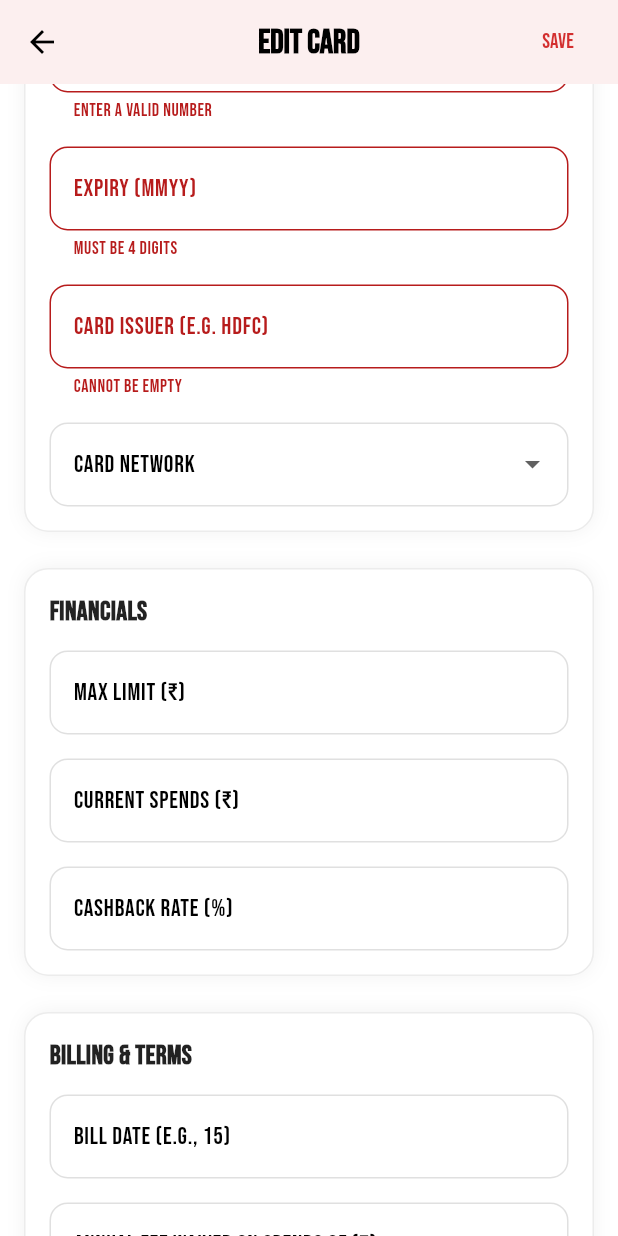
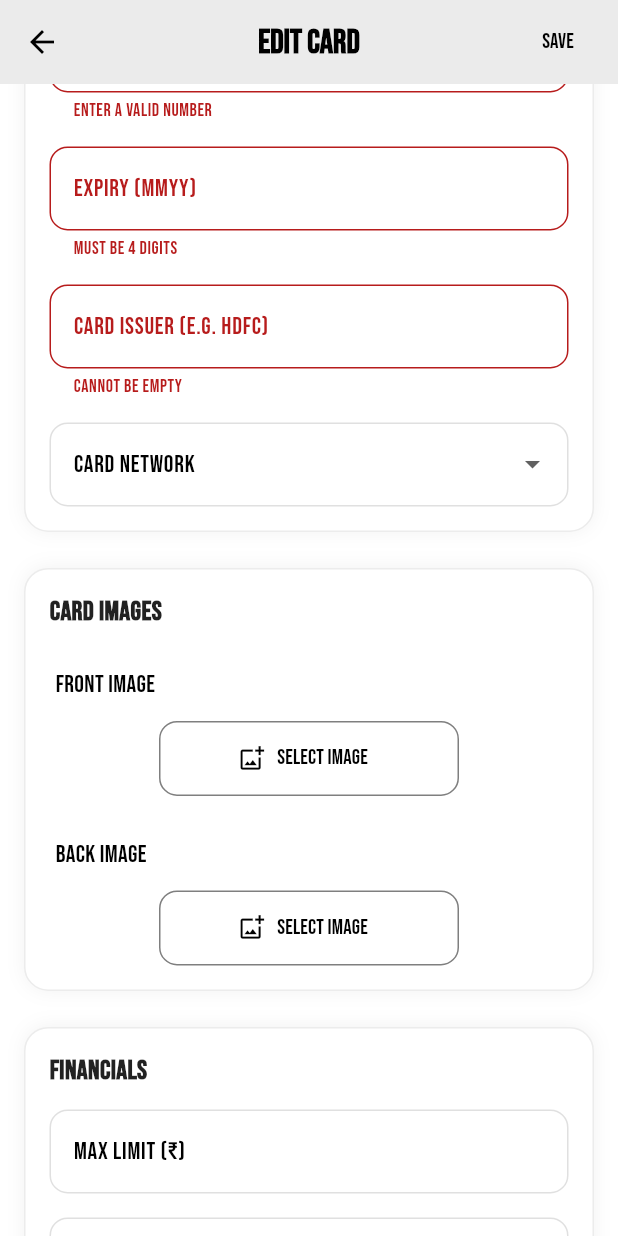
Before and after one commit to sidhant947/Wallet, a Flutter app: the WalletEditScreen screen opened directly with empty values, scrolled down 576 dp, after a tap on "SAVE", on a phone screen of 412 x 824 dp. Run offline on Flutter 3.47's test engine with Material 3 defaults, Android fonts, the phone set to English and light mode, and no system bars; our stand-ins replace barcode_widget, file_picker, image_picker, local_auth, lottie, percent_indicator and 2 more; missing offline and left inert: barcode_scan2; accounts and stored records are empty.

Commit message:
Update to 1.0.17+20

```diff
--- a/lib/main.dart
+++ b/lib/main.dart
@@ -8,7 +8,7 @@ import 'models/provider_helper.dart';
 import 'screens/homescreen.dart';
 import 'package:provider/provider.dart';
 // This is for testing Only
-import 'package:sqflite_common_ffi/sqflite_ffi.dart';
+// import 'package:sqflite_common_ffi/sqflite_ffi.dart';
 import 'dart:io' show Platform;
 
 void main() async {
@@ -16,7 +16,7 @@ void main() async {
   WidgetsFlutterBinding.ensureInitialized();
 
   // This is for testing Only
-  databaseFactory = databaseFactoryFfi;
+  // databaseFactory = databaseFactoryFfi;
 
   // Initialize providers and load saved preferences
   final themeProvider = ThemeProvider();
--- a/lib/models/dataentry.dart
+++ b/lib/models/dataentry.dart
@@ -316,7 +316,7 @@ class _CreditCardEntryFormState extends State<CreditCardEntryForm> {
         padding: const EdgeInsets.all(16.0),
         children: [
           GlassCreditCard(
-            isMasked: true,
+            isMasked: false,
             wallet: previewWallet,
             onCardTap: () {},
           ),
--- a/lib/models/theme_provider.dart
+++ b/lib/models/theme_provider.dart
@@ -36,18 +36,12 @@ class ThemeProvider with ChangeNotifier {
   Future<void> init() async {
     final prefs = await SharedPreferences.getInstance();
 
-    // Load saved theme preference, defaulting to 'system'
     final themeIndex =
         prefs.getInt(_themePreferenceKey) ?? ThemePreference.system.index;
     _themePreference = ThemePreference.values[themeIndex];
-
-    // Load font preference
     _useSystemFont = prefs.getBool(_fontKey) ?? false;
-
-    // Set the initial dark mode state based on preference
     _updateDarkModeState();
 
-    // Listen for changes in the system's theme
     var platformDispatcher = SchedulerBinding.instance.platformDispatcher;
     platformDispatcher.onPlatformBrightnessChanged = () {
       if (_themePreference == ThemePreference.system) {
@@ -55,38 +49,30 @@ class ThemeProvider with ChangeNotifier {
         notifyListeners();
       }
     };
-
     notifyListeners();
   }
 
-  // Helper method to set the internal _isDarkMode flag correctly
   void _updateDarkModeState() {
     if (_themePreference == ThemePreference.light) {
       _isDarkMode = false;
     } else if (_themePreference == ThemePreference.dark) {
       _isDarkMode = true;
     } else {
-      // When set to system, check the actual system brightness
       final brightness =
           SchedulerBinding.instance.platformDispatcher.platformBrightness;
       _isDarkMode = brightness == Brightness.dark;
     }
   }
 
-  // Sets the new theme preference and saves it
   Future<void> setThemePreference(ThemePreference preference) async {
     if (_themePreference == preference) return;
-
     _themePreference = preference;
     _updateDarkModeState();
-
     final prefs = await SharedPreferences.getInstance();
     await prefs.setInt(_themePreferenceKey, preference.index);
-
     notifyListeners();
   }
 
-  // Unchanged methods below...
   Future<void> toggleFont() async {
     _useSystemFont = !_useSystemFont;
     final prefs = await SharedPreferences.getInstance();
@@ -111,18 +97,15 @@ class ThemeProvider with ChangeNotifier {
       fontSize: fontSize,
       fontWeight: fontWeight,
       color:
-          color ??
-          (_isDarkMode
-              ? Colors.white.withAlpha(222) // 87% opacity
-              : Colors.black87),
+          color ?? (_isDarkMode ? Colors.white.withAlpha(222) : Colors.black87),
     );
   }
 
-  // --- NEW DARK THEME (PURE BLACK + WHITE ACCENT) ---
+  // --- PURE DARK THEME ---
   ThemeData get darkTheme => ThemeData(
     brightness: Brightness.dark,
     scaffoldBackgroundColor: Colors.black,
-    cardColor: Colors.black, // Cards will be distinguished by a border
+    cardColor: Colors.black,
     fontFamily: _useSystemFont ? null : 'Bebas',
     appBarTheme: const AppBarTheme(
       backgroundColor: Colors.black,
@@ -169,7 +152,7 @@ class ThemeProvider with ChangeNotifier {
     ),
   );
 
-  // --- NEW LIGHT THEME (PURE WHITE + RED ACCENT) ---
+  // --- PURE LIGHT THEME (FIXED: Removed red accent) ---
   ThemeData get lightTheme => ThemeData(
     brightness: Brightness.light,
     scaffoldBackgroundColor: Colors.white,
@@ -188,14 +171,14 @@ class ThemeProvider with ChangeNotifier {
       ),
     ),
     drawerTheme: const DrawerThemeData(backgroundColor: Colors.white),
-    floatingActionButtonTheme: FloatingActionButtonThemeData(
-      backgroundColor: Colors.red.shade700,
+    floatingActionButtonTheme: const FloatingActionButtonThemeData(
+      backgroundColor: Colors.black, // Changed from red
       foregroundColor: Colors.white,
     ),
     listTileTheme: const ListTileThemeData(iconColor: Colors.black54),
     colorScheme: ColorScheme.light(
-      primary: Colors.red.shade700,
-      secondary: Colors.red.shade600,
+      primary: Colors.black, // Changed from red
+      secondary: Colors.black, // Changed from red
       surface: Colors.white,
       onPrimary: Colors.white,
       onSecondary: Colors.white,
--- a/lib/pages/walletdetails.dart
+++ b/lib/pages/walletdetails.dart
@@ -1,8 +1,9 @@
 import 'dart:io';
 import 'package:flutter/material.dart';
 import 'package:flutter/services.dart';
+import 'package:image_picker/image_picker.dart';
 import 'package:provider/provider.dart';
-import 'package:wallet/models/dataentry.dart'; // FIXED: Import to use ColorPicker
+import 'package:wallet/models/dataentry.dart';
 import '../models/db_helper.dart';
 import '../models/provider_helper.dart';
 import '../models/theme_provider.dart';
@@ -75,13 +76,16 @@ class _WalletDetailScreenState extends State<WalletDetailScreen> {
 
   Widget _buildImageThumbnail(String imagePath, String label) {
     final imageFile = File(imagePath);
-    return Column(
+    return Padding(
+      padding: const EdgeInsets.only(bottom: 16.0),
+      child: Column(
         children: [
           GestureDetector(
             onTap: () => Navigator.push(
               context,
               MaterialPageRoute(
-              builder: (context) => FullScreenImageViewer(imageFile: imageFile),
+                builder: (context) =>
+                    FullScreenImageViewer(imageFile: imageFile),
               ),
             ),
             child: ClipRRect(
@@ -103,6 +107,7 @@ class _WalletDetailScreenState extends State<WalletDetailScreen> {
           const SizedBox(height: 8),
           Text(label),
         ],
+      ),
     );
   }
 
@@ -139,7 +144,7 @@ class _WalletDetailScreenState extends State<WalletDetailScreen> {
           SizedBox(
             height: 235,
             child: GlassCreditCard(
-              isMasked: true,
+              isMasked: false,
               wallet: currentWallet,
               onCardTap: () {
                 Clipboard.setData(ClipboardData(text: currentWallet.number));
@@ -156,7 +161,8 @@ class _WalletDetailScreenState extends State<WalletDetailScreen> {
               title: "Card Images",
               children: [
                 Center(
-                  child: Column(
+                  child: Row(
+                    mainAxisAlignment: MainAxisAlignment.spaceEvenly,
                     children: [
                       if (isPathValid(currentWallet.frontImagePath))
                         _buildImageThumbnail(
@@ -257,9 +263,14 @@ class WalletEditScreenState extends State<WalletEditScreen> {
       _annualFeeWaiverController,
       _rewardsController;
   late String _network;
-  late String _selectedColor; // FIXED: Added state for color
+  late String _selectedColor;
   final List<TextEditingController> _customFieldNameControllers = [];
   final List<TextEditingController> _customFieldValueControllers = [];
+
+  // FIXED: Added state for image files and the picker
+  File? _frontImageFile;
+  File? _backImageFile;
+  final ImagePicker _picker = ImagePicker();
 
   @override
   void initState() {
@@ -279,7 +290,15 @@ class WalletEditScreenState extends State<WalletEditScreen> {
       text: wallet.annualFeeWaiver,
     );
     _rewardsController = TextEditingController(text: wallet.rewards);
-    _selectedColor = wallet.color ?? 'default'; // FIXED: Initialize color
+    _selectedColor = wallet.color ?? 'default';
+
+    // FIXED: Initialize image files if they already exist
+    if (wallet.frontImagePath != null && wallet.frontImagePath!.isNotEmpty) {
+      _frontImageFile = File(wallet.frontImagePath!);
+    }
+    if (wallet.backImagePath != null && wallet.backImagePath!.isNotEmpty) {
+      _backImageFile = File(wallet.backImagePath!);
+    }
 
     if (wallet.customFields != null) {
       wallet.customFields!.forEach((key, value) {
@@ -288,7 +307,6 @@ class WalletEditScreenState extends State<WalletEditScreen> {
       });
     }
 
-    // FIXED: Add listeners to update preview in real-time
     _nameController.addListener(_updatePreview);
     _numberController.addListener(_updatePreview);
     _expiryController.addListener(_updatePreview);
@@ -296,12 +314,9 @@ class WalletEditScreenState extends State<WalletEditScreen> {
 
   @override
   void dispose() {
-    // FIXED: Remove listeners
     _nameController.removeListener(_updatePreview);
     _numberController.removeListener(_updatePreview);
     _expiryController.removeListener(_updatePreview);
-
-    // Dispose all controllers
     _nameController.dispose();
     _numberController.dispose();
     _expiryController.dispose();
@@ -322,9 +337,24 @@ class WalletEditScreenState extends State<WalletEditScreen> {
     super.dispose();
   }
 
-  // FIXED: Method to trigger rebuild for the preview
   void _updatePreview() {
+    if (mounted) {
       setState(() {});
+    }
+  }
+
+  // FIXED: Added image picker logic
+  Future<void> _pickImage(ImageSource source, bool isFront) async {
+    final pickedFile = await _picker.pickImage(source: source);
+    if (pickedFile != null) {
+      setState(() {
+        if (isFront) {
+          _frontImageFile = File(pickedFile.path);
+        } else {
+          _backImageFile = File(pickedFile.path);
+        }
+      });
+    }
   }
 
   void _addCustomField() {
@@ -354,6 +384,23 @@ class WalletEditScreenState extends State<WalletEditScreen> {
         }
       }
 
+      // FIXED: Save new images if they were picked, otherwise keep the old ones.
+      String? frontImagePath = widget.wallet.frontImagePath;
+      if (_frontImageFile != null &&
+          _frontImageFile!.path != widget.wallet.frontImagePath) {
+        frontImagePath = await saveImageToAppDirectory(_frontImageFile!);
+      } else if (_frontImageFile == null) {
+        frontImagePath = null; // Handle image removal
+      }
+
+      String? backImagePath = widget.wallet.backImagePath;
+      if (_backImageFile != null &&
+          _backImageFile!.path != widget.wallet.backImagePath) {
+        backImagePath = await saveImageToAppDirectory(_backImageFile!);
+      } else if (_backImageFile == null) {
+        backImagePath = null; // Handle image removal
+      }
+
       final updatedWallet = Wallet(
         id: widget.wallet.id,
         name: _nameController.text,
@@ -369,10 +416,9 @@ class WalletEditScreenState extends State<WalletEditScreen> {
         annualFeeWaiver: _annualFeeWaiverController.text,
         rewards: _rewardsController.text,
         customFields: customFields,
-        color: _selectedColor, // FIXED: Save the selected color
-        // FIXED: Preserve existing images when saving
-        frontImagePath: widget.wallet.frontImagePath,
-        backImagePath: widget.wallet.backImagePath,
+        color: _selectedColor,
+        frontImagePath: frontImagePath,
+        backImagePath: backImagePath,
       );
       final provider = context.read<WalletProvider>();
       final navigator = Navigator.of(context);
@@ -385,7 +431,6 @@ class WalletEditScreenState extends State<WalletEditScreen> {
 
   @override
   Widget build(BuildContext context) {
-    // FIXED: Create a preview wallet object that updates in real-time
     final previewWallet = Wallet(
       id: widget.wallet.id,
       name: _nameController.text.isEmpty ? 'CARD NAME' : _nameController.text,
@@ -413,9 +458,8 @@ class WalletEditScreenState extends State<WalletEditScreen> {
         child: ListView(
           padding: const EdgeInsets.all(16.0),
           children: [
-            // FIXED: Added the live card preview
             GlassCreditCard(
-              isMasked: false, // Show full details while editing
+              isMasked: false,
               wallet: previewWallet,
               onCardTap: () {},
             ),
@@ -423,7 +467,6 @@ class WalletEditScreenState extends State<WalletEditScreen> {
             _DetailSection(
               title: "Primary Details",
               children: [
-                // FIXED: Added the color picker
                 ColorPicker(
                   selectedColor: _selectedColor,
                   onColorSelected: (color) {
@@ -469,7 +512,7 @@ class WalletEditScreenState extends State<WalletEditScreen> {
                 ),
                 const SizedBox(height: 16),
                 DropdownButtonFormField<String>(
-                  initialValue: _network,
+                  value: _network,
                   decoration: const InputDecoration(labelText: 'Card Network'),
                   items: ['visa', 'mastercard', 'rupay', 'amex', 'discover']
                       .map((String value) {
@@ -486,6 +529,25 @@ class WalletEditScreenState extends State<WalletEditScreen> {
                       });
                     }
                   },
+                ),
+              ],
+            ),
+            // FIXED: Added image picker section
+            _DetailSection(
+              title: "Card Images",
+              children: [
+                ImagePickerWidget(
+                  title: 'Front Image',
+                  imageFile: _frontImageFile,
+                  onPickImage: () => _pickImage(ImageSource.gallery, true),
+                  onRemoveImage: () => setState(() => _frontImageFile = null),
+                ),
+                const SizedBox(height: 16),
+                ImagePickerWidget(
+                  title: 'Back Image',
+                  imageFile: _backImageFile,
+                  onPickImage: () => _pickImage(ImageSource.gallery, false),
+                  onRemoveImage: () => setState(() => _backImageFile = null),
                 ),
               ],
             ),
--- a/pubspec.yaml
+++ b/pubspec.yaml
@@ -4,7 +4,7 @@ description: "Wallet is a Flutter project designed to store card information
   as the application does not have internet access. The app is optimized for
   efficiency, allowing users to quickly copy card details for transactions."
 publish_to: "none"
-version: 1.0.16+19
+version: 1.0.17+20
 
 environment:
   sdk: ^3.9.0
```
Also changed, not shown: lib/pages/settings_page.dart (+0 -19 lines), lib/screens/homescreen.dart (+13 -0 lines). Lines whose indentation alone changed are shown as unchanged.
